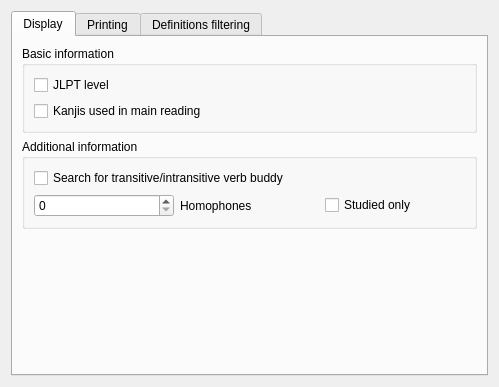
Above: src/gui/jmdict/JMdictPreferences.ui from Gnurou/tagainijisho before the change. Below: the same form after it.
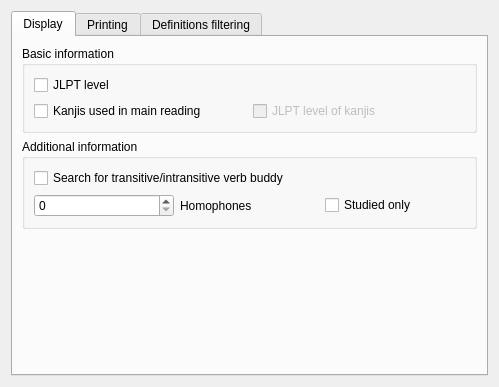
That is the form after the change. Icons and pictures are not drawn.

Commit message: Option to show JLPT level of kanjis used in a dictionary entry

Patch:
```diff
--- a/src/gui/jmdict/JMdictPreferences.ui
+++ b/src/gui/jmdict/JMdictPreferences.ui
@@ -29,21 +29,31 @@
          <property name="title">
           <string>Basic information</string>
          </property>
-         <layout class="QVBoxLayout" name="verticalLayout_2">
-          <item>
+         <layout class="QGridLayout" name="gridLayout_3">
+          <item row="0" column="0">
            <widget class="QCheckBox" name="showJLPT">
             <property name="text">
              <string>JLPT level</string>
             </property>
            </widget>
           </item>
-          <item>
+          <item row="1" column="0">
            <widget class="QCheckBox" name="showKanjis">
             <property name="text">
              <string>Kanjis used in main reading</string>
             </property>
            </widget>
           </item>
+          <item row="1" column="1">
+           <widget class="QCheckBox" name="showKanjisJLPT">
+            <property name="enabled">
+             <bool>false</bool>
+            </property>
+            <property name="text">
+             <string>JLPT level of kanjis</string>
+            </property>
+           </widget>
+          </item>
          </layout>
         </widget>
        </item>
```
Left out of the diff: 34 changed lines with no effect on the pictures. The commit also changes 3 other files.
